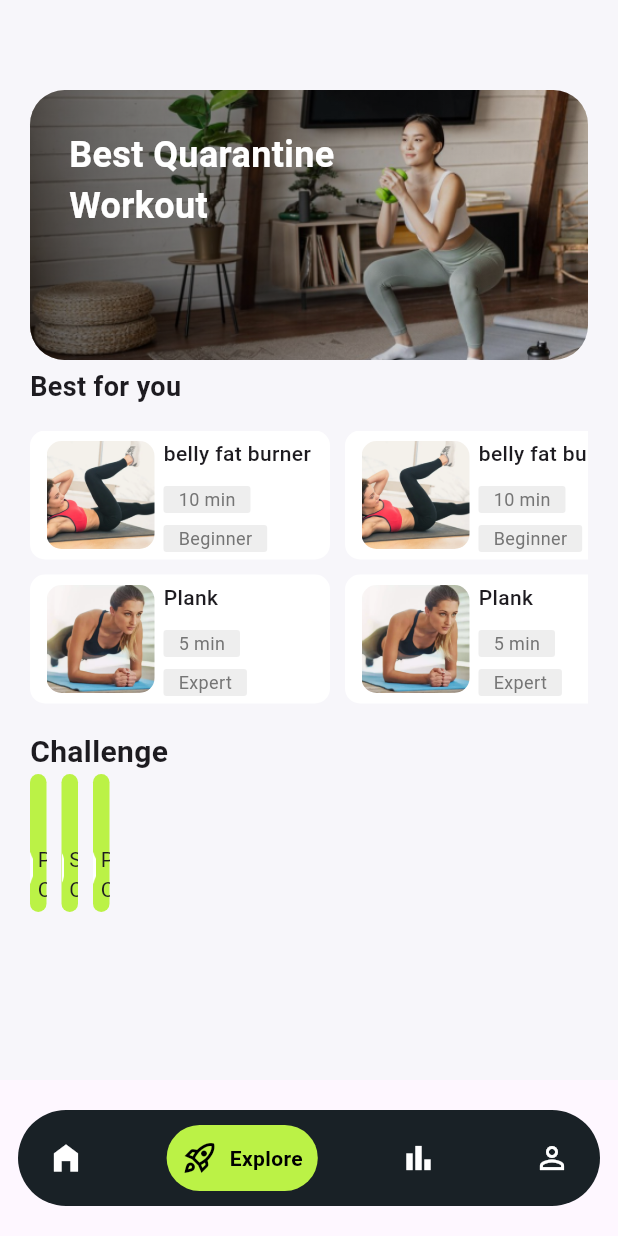
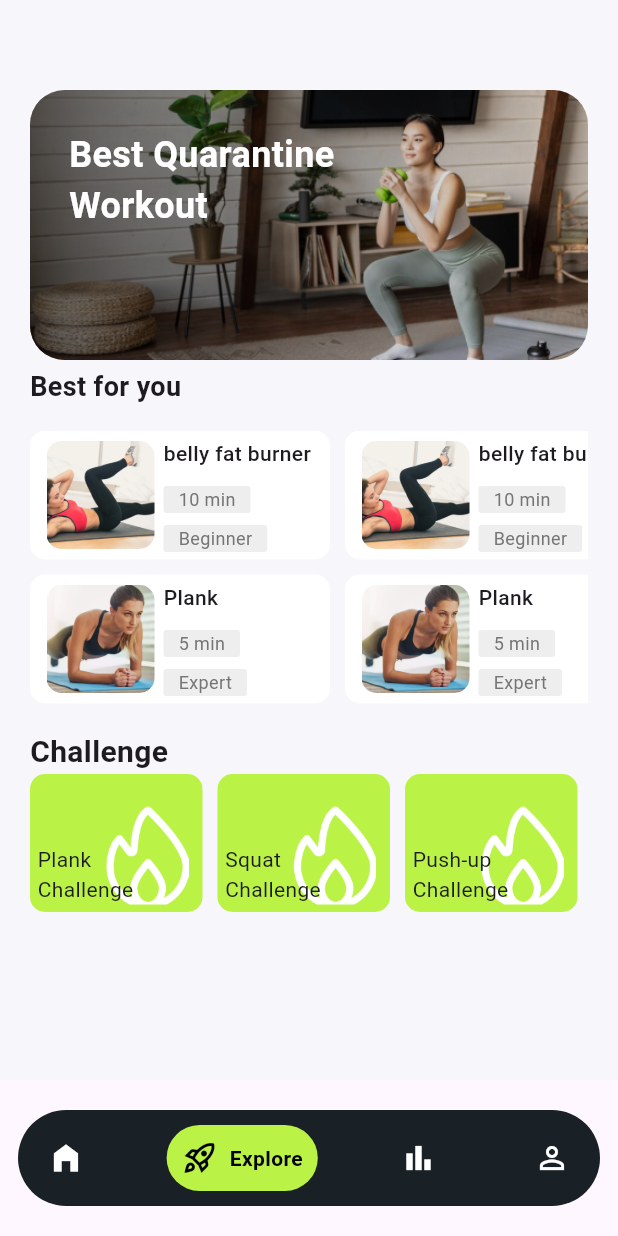
Before and after one commit to Niranjan-Dorage/pyramid_developer, a Flutter app: the screen it shows after launch, item 2 of the bottom bar chosen, on a phone screen of 412 x 824 dp. Run offline on Flutter 3.47's test engine with Material 3 defaults, Android fonts, the phone set to English and light mode, and no system bars; drawn by our look-alikes of google_nav_bar.

Commit message:
mionor changes

```diff
--- a/lib/screens/explore/explore_screen_components.dart
+++ b/lib/screens/explore/explore_screen_components.dart
@@ -273,7 +273,7 @@
   @override
   Widget build(BuildContext context) {
     return Container(
-      width: 11,
+      width: 115,
       height: 102,
       margin: const EdgeInsets.only(bottom: 10, right: 10),
       decoration: BoxDecoration(
```
